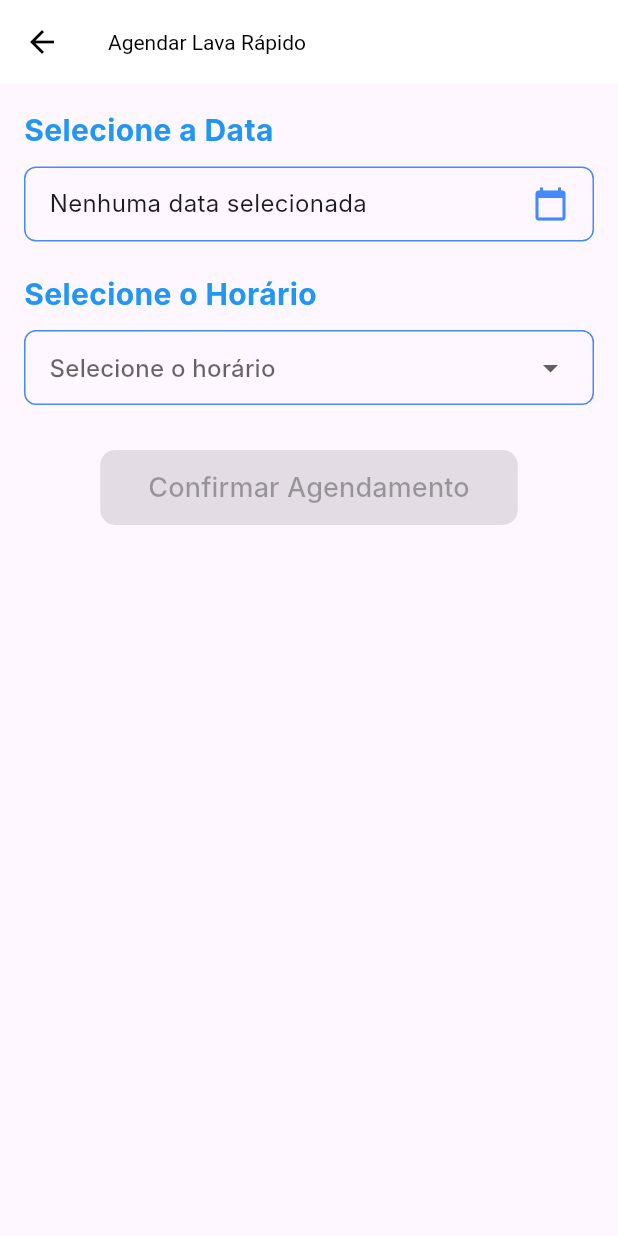
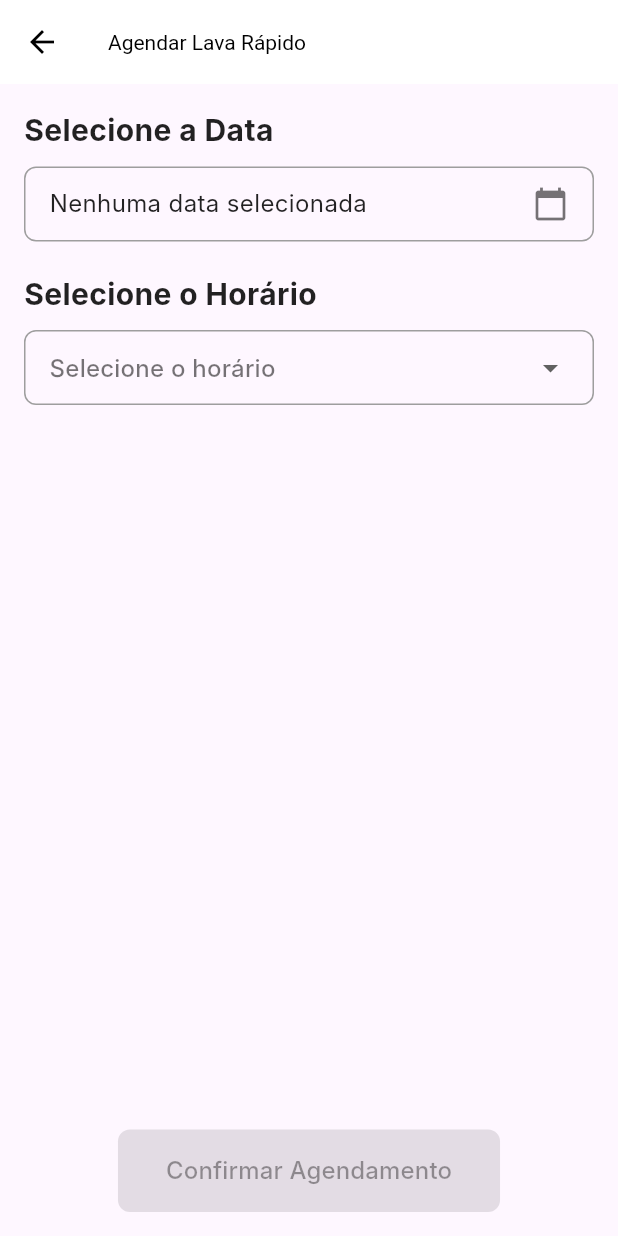
Before and after one commit to alison-luiz/cleancar_ppdm, a Flutter app: the ScheduleScreen screen opened directly with empty values, on a phone screen of 412 x 824 dp. Run offline on Flutter 3.47's test engine with Material 3 defaults, Android fonts, the light colour scheme and no system bars; network calls fail; Roboto replaces fonts that are missing (Inter).

Commit message:
feat: update screens and added json-server api

```diff
--- a/mobile/lib/screens/car_wash_list_screen.dart
+++ b/mobile/lib/screens/car_wash_list_screen.dart
@@ -19,14 +19,14 @@ class CarWashListScreen extends StatelessWidget {
         child: ListView.builder(
           itemCount: carWashes.length,
           itemBuilder: (context, index) {
-            return _buildCarWashCard(context, carWashes[index]);
+            return buildCarWashCard(context, carWashes[index]);
           },
         ),
       ),
     );
   }
 
-  Widget _buildCarWashCard(BuildContext context, CarWash carWash) {
+  Widget buildCarWashCard(BuildContext context, CarWash carWash) {
     return Card(
       elevation: 4,
       margin: const EdgeInsets.symmetric(vertical: 10),
--- a/mobile/lib/screens/home_screen.dart
+++ b/mobile/lib/screens/home_screen.dart
@@ -8,7 +8,7 @@ class HomeScreen extends StatelessWidget {
   Widget build(BuildContext context) {
     return Scaffold(
       appBar: AppBar(
-        title: const Text('Dashboard'),
+        title: const Text('Início'),
       ),
       drawer: const CustomDrawer(),
       body: Stack(
@@ -73,7 +73,7 @@ class HomeScreen extends StatelessWidget {
                     Navigator.pushNamed(context, '/list');
                   },
                   child: Text(
-                    'Ver Lava Rápidos',
+                    'Lista de Lava Rápidos',
                     style: TextStyle(
                       fontSize: 18,
                       color: Colors.blueGrey[900],
--- a/mobile/lib/screens/schedule_screen.dart
+++ b/mobile/lib/screens/schedule_screen.dart
@@ -1,6 +1,8 @@
 import 'package:flutter/material.dart';
 import '../models/service.dart';
 import '../models/appointment.dart';
+import '../services/appointment_service.dart';
+import '../widgets/custom_button.dart';
 
 class ScheduleScreen extends StatefulWidget {
   final List<Service> selectedServices;
@@ -18,6 +20,7 @@ class ScheduleScreen extends StatefulWidget {
 class ScheduleScreenState extends State<ScheduleScreen> {
   DateTime? _selectedDate;
   String? _selectedTime;
+  final AppointmentService _appointmentService = AppointmentService();
 
   final List<String> _availableTimes = [
     '08:00',
@@ -62,7 +65,7 @@ class ScheduleScreenState extends State<ScheduleScreen> {
               style: TextStyle(
                   fontSize: 20,
                   fontWeight: FontWeight.bold,
-                  color: Colors.blue),
+                  color: Colors.black87),
             ),
             const SizedBox(height: 10),
             GestureDetector(
@@ -72,7 +75,7 @@ class ScheduleScreenState extends State<ScheduleScreen> {
                     const EdgeInsets.symmetric(vertical: 12, horizontal: 16),
                 decoration: BoxDecoration(
                   borderRadius: BorderRadius.circular(8),
-                  border: Border.all(color: Colors.blueAccent),
+                  border: Border.all(color: Colors.grey),
                 ),
                 child: Row(
                   mainAxisAlignment: MainAxisAlignment.spaceBetween,
@@ -81,9 +84,10 @@ class ScheduleScreenState extends State<ScheduleScreen> {
                       _selectedDate != null
                           ? 'Data Selecionada: ${_selectedDate!.day}/${_selectedDate!.month}/${_selectedDate!.year}'
                           : 'Nenhuma data selecionada',
-                      style: const TextStyle(fontSize: 16),
+                      style:
+                          const TextStyle(fontSize: 16, color: Colors.black87),
                     ),
-                    const Icon(Icons.calendar_today, color: Colors.blueAccent),
+                    const Icon(Icons.calendar_today, color: Colors.black54),
                   ],
                 ),
               ),
@@ -94,24 +98,30 @@ class ScheduleScreenState extends State<ScheduleScreen> {
               style: TextStyle(
                   fontSize: 20,
                   fontWeight: FontWeight.bold,
-                  color: Colors.blue),
+                  color: Colors.black87),
             ),
             const SizedBox(height: 10),
             Container(
               padding: const EdgeInsets.symmetric(horizontal: 16),
               decoration: BoxDecoration(
                 borderRadius: BorderRadius.circular(8),
-                border: Border.all(color: Colors.blueAccent),
+                border: Border.all(color: Colors.grey),
               ),
               child: DropdownButton<String>(
-                hint: const Text('Selecione o horário'),
+                hint: const Text(
+                  'Selecione o horário',
+                  style: TextStyle(color: Colors.black54),
+                ),
                 value: _selectedTime,
                 isExpanded: true,
                 underline: Container(),
                 items: _availableTimes.map((time) {
                   return DropdownMenuItem<String>(
                     value: time,
-                    child: Text(time),
+                    child: Text(
+                      time,
+                      style: const TextStyle(color: Colors.black87),
+                    ),
                   );
                 }).toList(),
                 onChanged: (String? newValue) {
@@ -121,35 +131,28 @@ class ScheduleScreenState extends State<ScheduleScreen> {
                 },
               ),
             ),
-            const SizedBox(height: 30),
+            const Spacer(),
             Center(
-              child: ElevatedButton(
-                onPressed: _selectedDate != null && _selectedTime != null
-                    ? () {
+              child: CustomButton(
+                text: 'Confirmar Agendamento',
+                backgroundColor: Colors.green,
+                enabled: _selectedDate != null && _selectedTime != null,
+                onPressed: () async {
+                  if (_selectedDate != null && _selectedTime != null) {
                     final appointment = Appointment(
-                          serviceId: widget.selectedServices.first.name,
+                      serviceId: widget.selectedServices.first.id,
                       serviceName: widget.selectedServices.first.name,
                       date: _selectedDate!,
                       time: _selectedTime!,
                     );
 
+                    await _appointmentService
+                        .createAppointment(appointment.toJson());
+
                     widget.onAddAppointment(appointment);
-
                     Navigator.pushNamed(context, '/appointments');
                   }
-                    : null,
-                style: ElevatedButton.styleFrom(
-                  backgroundColor: Colors.blueAccent,
-                  padding:
-                      const EdgeInsets.symmetric(horizontal: 32, vertical: 12),
-                  shape: RoundedRectangleBorder(
-                    borderRadius: BorderRadius.circular(10),
-                  ),
-                ),
-                child: const Text(
-                  'Confirmar Agendamento',
-                  style: TextStyle(fontSize: 18),
-                ),
+                },
               ),
             ),
           ],
--- /dev/null
+++ b/mobile/lib/services/appointment_service.dart
@@ -0,0 +1,13 @@
+import 'package:cleancar/services/abstract_api.dart';
+
+class AppointmentService extends AbstractApi {
+  AppointmentService() : super('appointments');
+
+  Future<String> createAppointment(Map<String, dynamic> appointment) async {
+    return await create(appointment);
+  }
+
+  Future<String> getAllAppointments() async {
+    return await getAll();
+  }
+}
--- a/mobile/lib/widgets/custom_button.dart
+++ b/mobile/lib/widgets/custom_button.dart
@@ -7,6 +7,7 @@ class CustomButton extends StatelessWidget {
   final Color? textColor;
   final EdgeInsetsGeometry? padding;
   final double borderRadius;
+  final bool enabled;
 
   const CustomButton({
     super.key,
@@ -16,24 +17,27 @@ class CustomButton extends StatelessWidget {
     this.textColor,
     this.padding = const EdgeInsets.symmetric(vertical: 16, horizontal: 32),
     this.borderRadius = 8.0,
+    this.enabled = true,
   });
 
   @override
   Widget build(BuildContext context) {
     return ElevatedButton(
       style: ElevatedButton.styleFrom(
-        backgroundColor: backgroundColor ?? Theme.of(context).primaryColor,
+        backgroundColor: enabled
+            ? (backgroundColor ?? Theme.of(context).primaryColor)
+            : Colors.grey,
         padding: padding,
         shape: RoundedRectangleBorder(
           borderRadius: BorderRadius.circular(borderRadius),
         ),
       ),
-      onPressed: onPressed,
+      onPressed: enabled ? onPressed : null,
       child: Text(
         text,
         style: TextStyle(
           fontSize: 16,
-          color: textColor ?? Colors.white,
+          color: enabled ? (textColor ?? Colors.white) : Colors.black38,
         ),
       ),
     );
--- a/mobile/lib/widgets/custom_drawer.dart
+++ b/mobile/lib/widgets/custom_drawer.dart
@@ -23,7 +23,7 @@ class CustomDrawer extends StatelessWidget {
           ),
           ListTile(
             leading: const Icon(Icons.home),
-            title: const Text('Dashboard'),
+            title: const Text('Início'),
             onTap: () {
               Navigator.pushNamed(context, '/');
             },
```
Also changed, not shown: mobile/lib/main.dart (+14 -14 lines), mobile/lib/models/appointment.dart (+18 -0 lines), mobile/lib/screens/add_car_wash_screen.dart (+36 -3 lines), mobile/lib/screens/appointment_list_screen.dart (+31 -4 lines), mobile/lib/screens/car_wash_detail_screen.dart (+13 -10 lines), mobile/pubspec.lock, 1 other file. Lines whose indentation alone changed are shown as unchanged.
